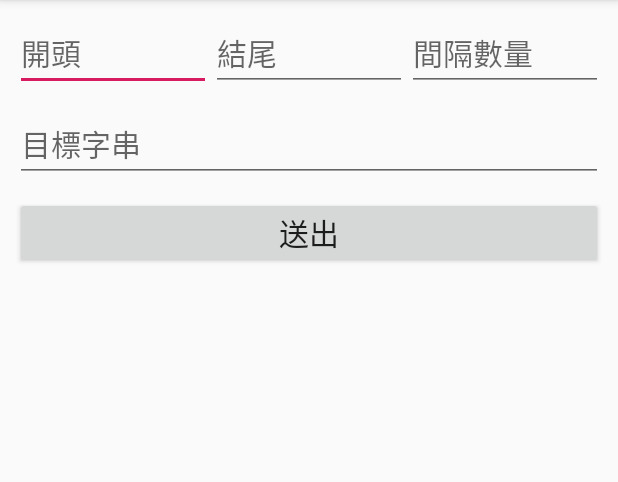
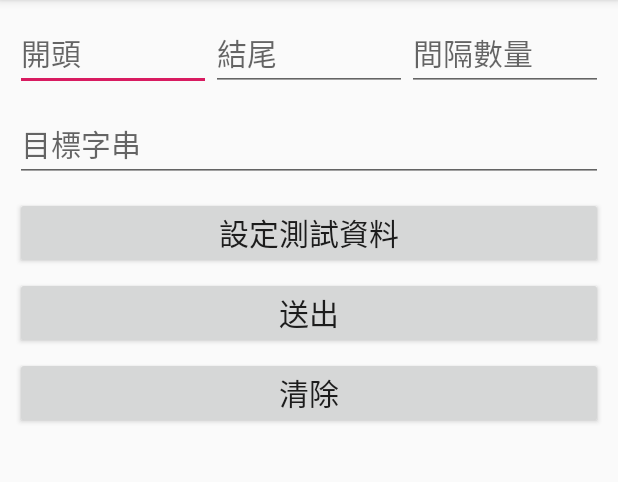
Before and after one commit to labu8712/find-sub-strings, an Android app: the screen it shows after launch (MainActivity), on a phone screen of 412 x 824 dp, the part 84-566 px from its top. Run offline under Robolectric (Android 15) with nearby library versions, the phone set to English and light mode, and no system bars; libraries missing offline, so code that uses them is left out: com.mobsandgeeks.saripaar; 2 statements that could not run were skipped.

Commit message:
feat: Add clear and set_default button, also make recursive as a function

```diff
--- a/app/src/main/res/layout/activity_main.xml
+++ b/app/src/main/res/layout/activity_main.xml
@@ -54,12 +54,32 @@
         tools:ignore="Autofill" />
 
     <Button
-        android:id="@+id/btn_submit"
+        android:id="@+id/btn_set_default"
         android:layout_width="match_parent"
         android:layout_height="wrap_content"
         android:layout_marginTop="10dp"
         android:padding="5dp"
+        android:text="@string/set_default"
+        android:textAlignment="center"
+        android:textSize="20sp" />
+
+    <Button
+        android:id="@+id/btn_submit"
+        android:layout_width="match_parent"
+        android:layout_height="wrap_content"
+        android:layout_marginTop="5dp"
+        android:padding="5dp"
         android:text="@string/submit"
+        android:textAlignment="center"
+        android:textSize="20sp" />
+
+    <Button
+        android:id="@+id/btn_clear"
+        android:layout_width="match_parent"
+        android:layout_height="wrap_content"
+        android:layout_marginTop="5dp"
+        android:padding="5dp"
+        android:text="@string/clear"
         android:textAlignment="center"
         android:textSize="20sp" />
 
--- a/app/src/main/res/values/strings.xml
+++ b/app/src/main/res/values/strings.xml
@@ -5,4 +5,6 @@
     <string name="start_with">開頭</string>
     <string name="submit">送出</string>
     <string name="target">目標字串</string>
+    <string name="set_default">設定測試資料</string>
+    <string name="clear">清除</string>
 </resources>
```
Also changed, not shown: app/src/main/java/me/arthurc/find_sub_strings/MainActivity.java (+88 -34 lines).
